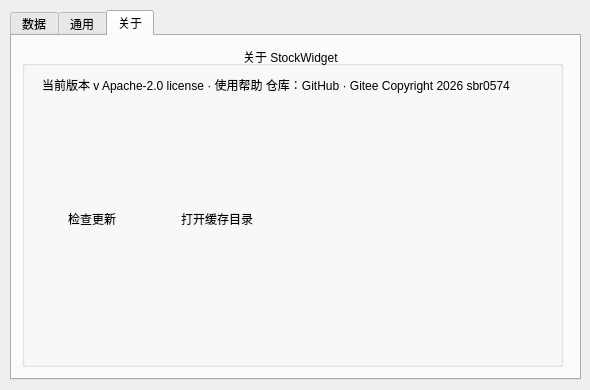
sbr0574/StockWidget, file stockwidget/ui/generated/settings.ui: the form before one commit.
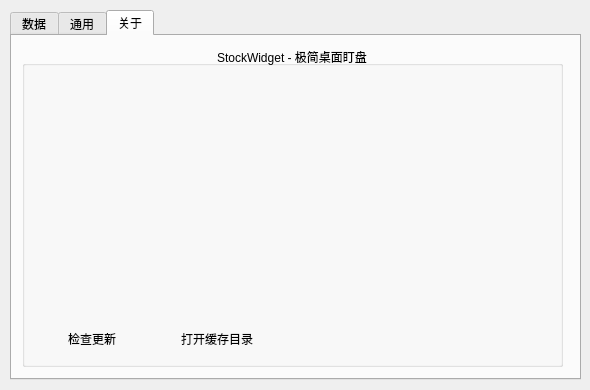
The form after the commit. The open tabs and pages were chosen to show the change. Icons and pictures are not drawn. Custom widgets are drawn as their Qt base class.

Commit message: feat: 优化设置对话框关于页面内容，更新版本信息和链接，调整布局以提升用户体验

Patch:
```diff
--- a/stockwidget/ui/generated/settings.ui
+++ b/stockwidget/ui/generated/settings.ui
@@ -1163,7 +1163,7 @@
       </rect>
      </property>
      <property name="title">
-      <string>关于 StockWidget </string>
+      <string>StockWidget - 极简桌面盯盘</string>
      </property>
      <property name="alignment">
       <set>Qt::AlignmentFlag::AlignCenter</set>
@@ -1177,14 +1177,11 @@
         <x>20</x>
         <y>30</y>
         <width>501</width>
-        <height>121</height>
+        <height>236</height>
        </rect>
       </property>
       <property name="text">
-       <string>当前版本 v 
-Apache-2.0 license · 使用帮助
-仓库：GitHub · Gitee
-Copyright 2026 sbr0574</string>
+       <string></string>
       </property>
       <property name="textFormat">
        <enum>Qt::TextFormat::RichText</enum>
@@ -1203,7 +1200,7 @@
       <property name="geometry">
        <rect>
         <x>20</x>
-        <y>160</y>
+        <y>280</y>
         <width>100</width>
         <height>26</height>
        </rect>
@@ -1222,7 +1219,7 @@
       <property name="geometry">
        <rect>
         <x>130</x>
-        <y>160</y>
+        <y>280</y>
         <width>130</width>
         <height>26</height>
        </rect>
```
The commit also changes 4 other files.
